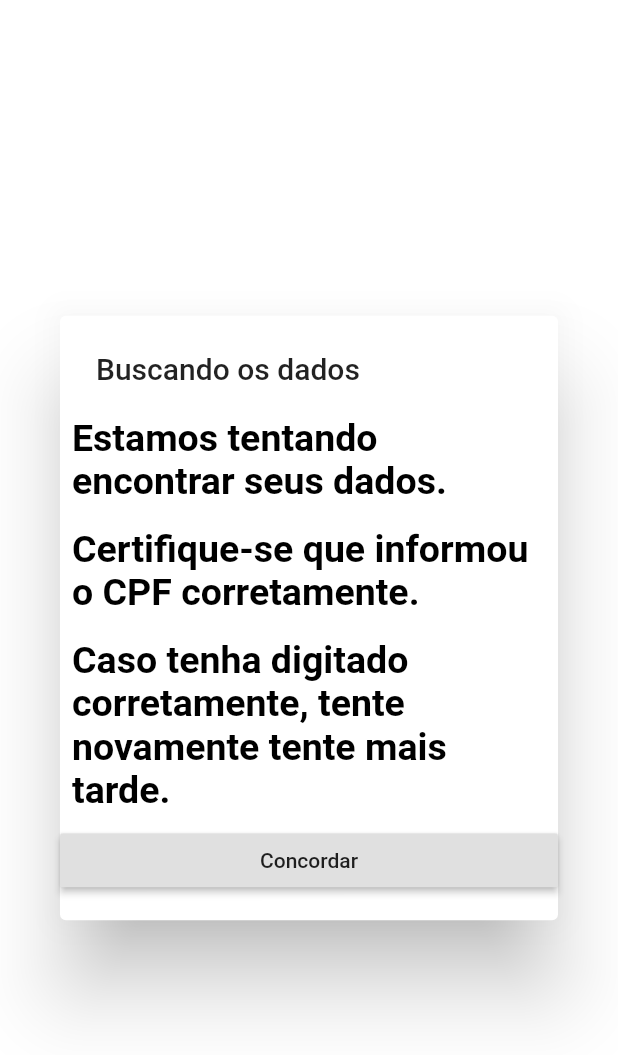
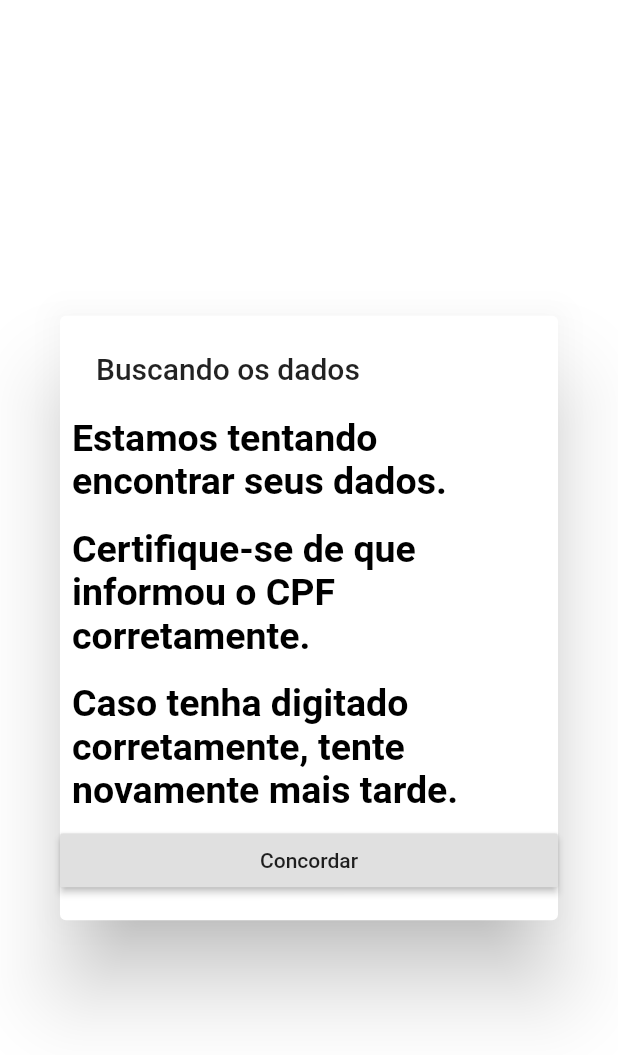
Before and after one commit to lucasalbertonisantos/simulate-systems-of-my-master-degree, a Flutter app: the screen it shows after launch, after a tap on "Enviar", on a phone screen of 412 x 824 dp. Shown: the top 1055 px of the screen. Run offline on Flutter 3.47's test engine with Material 2 defaults, Android fonts, the phone set to English and light mode, and no system bars; missing offline and left inert: http_interceptor; statements that could not run were skipped.

Commit message:
Correcting grammar. Signed-off-by: Lucas Albertoni Santos <lucas.albertoni.santos@gmail.com>

```diff
--- a/citizendatacontroller/lib/screens/citizen/login/dialogobuscandodados.dart
+++ b/citizendatacontroller/lib/screens/citizen/login/dialogobuscandodados.dart
@@ -21,7 +21,7 @@ class DialogoBuscandoDados extends StatelessWidget {
         Padding(
           padding: const EdgeInsets.all(8.0),
           child: Text(
-            'Certifique-se que informou o CPF corretamente.',
+            'Certifique-se de que informou o CPF corretamente.',
             style: TextStyle(
                 fontWeight: FontWeight.bold,
                 fontSize: 25,
@@ -31,7 +31,7 @@ class DialogoBuscandoDados extends StatelessWidget {
         Padding(
           padding: const EdgeInsets.all(8.0),
           child: Text(
-            'Caso tenha digitado corretamente, tente novamente tente mais tarde.',
+            'Caso tenha digitado corretamente, tente novamente mais tarde.',
             style: TextStyle(
                 fontWeight: FontWeight.bold,
                 fontSize: 25,
--- a/citizendatacontroller/lib/screens/citizen/login/verificarcpf.dart
+++ b/citizendatacontroller/lib/screens/citizen/login/verificarcpf.dart
@@ -49,7 +49,7 @@ class VerificarCpf extends StatelessWidget {
               Padding(
                 padding: const EdgeInsets.all(16.0),
                 child: Text(
-                  'Para iniciar precisamos que informe o seu CPF para que possamos encontrar seus dados e identificar se possuí cadastro.',
+                  'Para iniciar precisamos que informe o seu CPF para que possamos encontrar seus dados e identificar se possui cadastro.',
                   style: TextStyle(fontSize: 25, color: Colors.grey),
                 ),
               ),
--- a/citizendatacontroller/lib/screens/citizen/pergunta/liberaracesso.dart
+++ b/citizendatacontroller/lib/screens/citizen/pergunta/liberaracesso.dart
@@ -33,7 +33,7 @@ class LiberarAcesso extends StatelessWidget {
               Padding(
                 padding: const EdgeInsets.all(16.0),
                 child: Text(
-                  'Nesse momento pediomos que você acesse o email cadastrado para confirmação do acesso.',
+                  'Nesse momento pedimos que você acesse o email cadastrado para confirmação do acesso.',
                   style: TextStyle(fontSize: 25, color: Colors.grey),
                 ),
               ),
```
Also changed, not shown: 1 other file.
